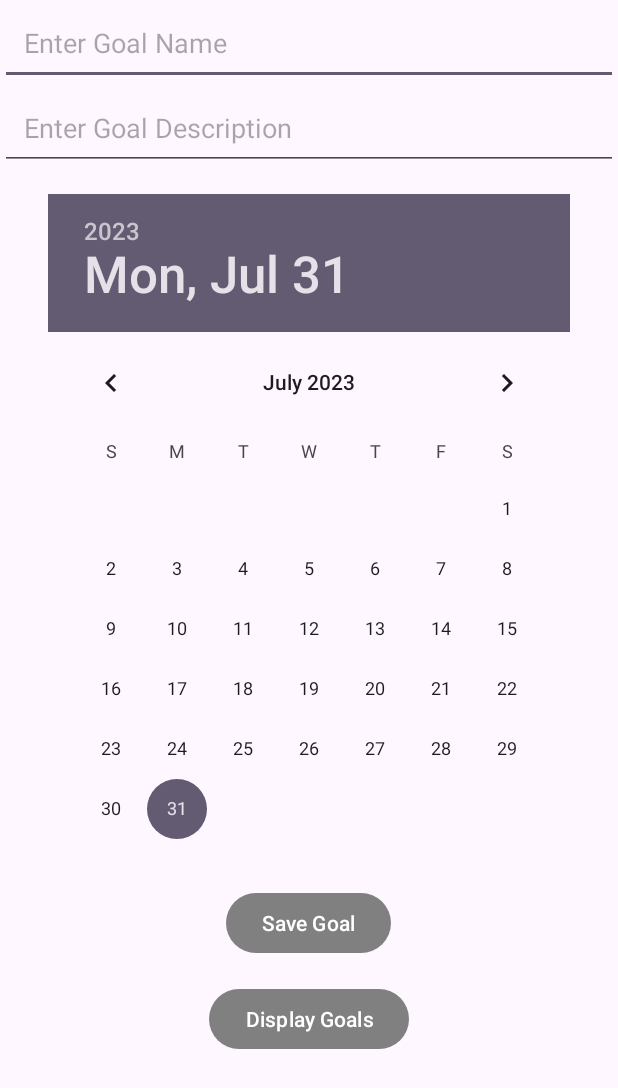
After one commit to Esaiaschionh/MADAssignment_Team3, an Android app: the layout activity_goal_tracker.xml on its own in the app's theme, with its tools: preview values and no code run, on a phone screen of 412 x 824 dp. The commit adds this screen. Shown: the top 1088 px of the screen. Run offline under Robolectric (Android 15) with nearby library versions, the phone set to English and light mode, and no system bars.

Commit message:
5th commit

```diff
--- a/app/src/main/AndroidManifest.xml
+++ b/app/src/main/AndroidManifest.xml
@@ -12,6 +12,9 @@
         android:supportsRtl="true"
         android:theme="@style/Theme.LoginTest"
         tools:targetApi="31">
+        <activity
+            android:name=".Goal_Tracker"
+            android:exported="false" />
         <activity
             android:name=".NotesActivity"
             android:exported="false" />
--- a/app/src/main/java/sg/edu/np/mad/logintest/MainActivity.java
+++ b/app/src/main/java/sg/edu/np/mad/logintest/MainActivity.java
@@ -1,11 +1,11 @@
 package sg.edu.np.mad.logintest;
-
-import androidx.appcompat.app.AppCompatActivity;
 
 import android.content.Intent;
 import android.os.Bundle;
 import android.view.View;
 import android.widget.Button;
+
+import androidx.appcompat.app.AppCompatActivity;
 
 public class MainActivity extends AppCompatActivity {
     private Button project_Management_button;
@@ -62,7 +62,7 @@ public class MainActivity extends AppCompatActivity {
     }
 
     public void openTaskTimeTrackingActivity(){
-        Intent intent = new Intent(this, TaskTimeTrackingActivity.class);
+        Intent intent = new Intent (this, TaskTimeTrackingActivity.class);
         startActivity(intent);
     }
 
--- /dev/null
+++ b/app/src/main/res/layout/activity_goal_tracker.xml
@@ -0,0 +1,53 @@
+<!-- activity_goal_tracker.xml -->
+<RelativeLayout
+    xmlns:android="http://schemas.android.com/apk/res/android"
+    android:layout_width="match_parent"
+    android:layout_height="match_parent">
+
+    <!-- Goal Name Input -->
+    <EditText
+        android:id="@+id/editTextGoalName"
+        android:layout_width="match_parent"
+        android:layout_height="wrap_content"
+        android:hint="Enter Goal Name"
+        android:padding="16dp" />
+
+    <!-- Goal Description Input -->
+    <EditText
+        android:id="@+id/editTextGoalDescription"
+        android:layout_width="match_parent"
+        android:layout_height="wrap_content"
+        android:layout_below="@id/editTextGoalName"
+        android:hint="Enter Goal Description"
+        android:padding="16dp" />
+
+    <!-- Goal Due Date Input -->
+    <DatePicker
+        android:id="@+id/datePickerGoalDueDate"
+        android:layout_width="wrap_content"
+        android:layout_height="wrap_content"
+        android:layout_below="@id/editTextGoalDescription"
+        android:layout_centerHorizontal="true"
+        android:padding="16dp" />
+
+    <!-- Save Goal Button -->
+    <Button
+        android:id="@+id/buttonSaveGoal"
+        android:layout_width="wrap_content"
+        android:layout_height="wrap_content"
+        android:layout_below="@id/datePickerGoalDueDate"
+        android:layout_centerHorizontal="true"
+        android:layout_marginTop="16dp"
+        android:text="Save Goal" />
+
+    <!-- Display Goals Button -->
+    <Button
+        android:id="@+id/buttonDisplayGoals"
+        android:layout_width="wrap_content"
+        android:layout_height="wrap_content"
+        android:layout_below="@id/buttonSaveGoal"
+        android:layout_centerHorizontal="true"
+        android:layout_marginTop="16dp"
+        android:text="Display Goals" />
+
+</RelativeLayout>
```
Also changed, not shown: app/src/main/java/sg/edu/np/mad/logintest/DisplayGoalsActivity.java (added, +36 -0 lines), app/src/main/java/sg/edu/np/mad/logintest/Goal.java (added, +48 -0 lines), app/src/main/java/sg/edu/np/mad/logintest/GoalAdapter.java (added, +64 -0 lines), app/src/main/java/sg/edu/np/mad/logintest/GoalDatabaseHelper.java (added, +80 -0 lines), app/src/main/java/sg/edu/np/mad/logintest/GoalTrackerActivity.java (added, +81 -0 lines), app/src/main/res/layout/activity_display_goals.xml (added, +12 -0 lines), app/src/main/res/layout/activity_task_time_tracking.xml (+6 -2 lines), app/src/main/res/layout/item_goal.xml (added, +28 -0 lines).
